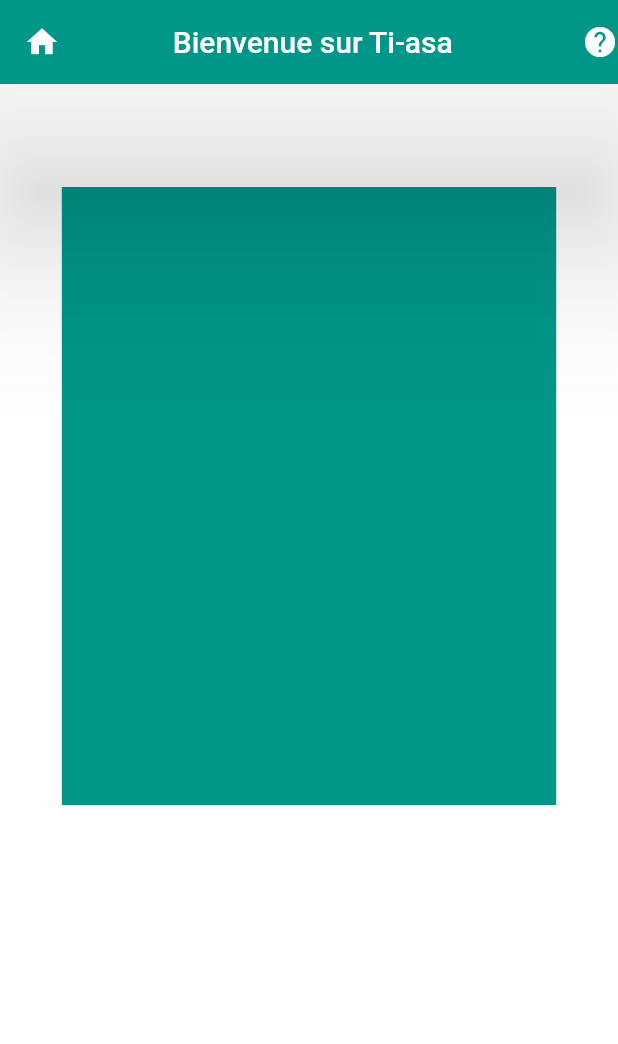
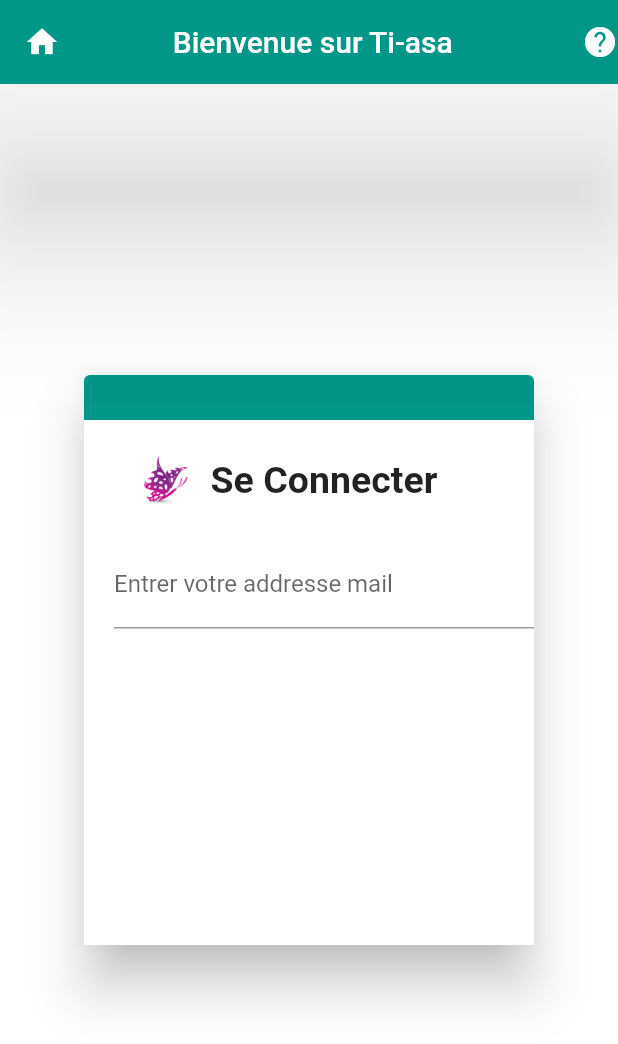
Before and after one commit to Rise-esti/Ti-asa-APP, a Flutter app: the screen it shows after launch, on a phone screen of 412 x 824 dp. Shown: the top 1044 px of the screen. Run offline on Flutter 3.47's test engine with Material 2 defaults, Android fonts, the phone set to English and light mode, and no system bars.

Commit message:
evoltion plusieurs enfants

```diff
--- a/lib/main.dart
+++ b/lib/main.dart
@@ -1,4 +1,5 @@
 import 'package:flutter/material.dart';
+// import 'package:flutter/services.dart';
 
 void main(){
   runApp(new MyApp());
@@ -45,12 +46,72 @@ class _Home extends State<Home>{
       ),
       backgroundColor: Colors.white,
       body: new Container(
-        color: Colors.teal,
-        height:  MediaQuery.of(context).size.height / 2,
-        width: 4 * MediaQuery.of(context).size.width / 5,
-        margin: EdgeInsets.only(top: MediaQuery.of(context).size.height / 12  ,
-          right: MediaQuery.of(context).size.width / 10, left: MediaQuery.of(context).size.width / 10
+        color: Colors.white,
+        // height:  MediaQuery.of(context).size.height / 2,
+        // width: 4 * MediaQuery.of(context).size.width / 5,
+        margin: EdgeInsets.all(10),
+
+        child: new Center(
+          child: new Card(
+            color: Colors.teal,
+            elevation: 15,
+            child: new Container(
+              color: Colors.white,
+              height: 350,
+              width: 300,
+              margin: EdgeInsets.only(top: 30),
+              padding: EdgeInsets.only(top: 20),
+              child:new Column(
+                children: <Widget>[
+                  new Row(
+                    children: <Widget>[
+                      Container(
+                        height: 40,
+                        width: 40,
+                        margin: EdgeInsets.only(left: 35),
+                        child: new Image.asset(
+                        'img/logo.png',
+                        // fit: BoxFit.cover,
+                        ),
+                      ),
+                      Text( " Se Connecter ",
+                      textAlign: TextAlign.center,
+                      overflow: TextOverflow.ellipsis,
+                      style: TextStyle(fontSize: 25,
+                        fontWeight: FontWeight.bold )
+                      ),
+
+                    ],
+                  ),
+                  Form(
+                    child: new Column(
+                      children: <Widget>[
+                        new Container(
+                            margin: EdgeInsets.only(top: 20, left: 20),
+                            child: TextField(
+                              decoration: InputDecoration(
+                                labelText: 'Entrer votre addresse mail',
+                              ),
+                              keyboardType: TextInputType.emailAddress,
+                            ),
+                        ),
+
+                      ],
+                    ),
+                  )
+
+
+
+
+                ],
+
+              )
+
+            ),
+          )
         ),
+          // right: MediaQuery.of(context).size.width / 10, left: MediaQuery.of(context).size.width / 10
+
 
       ),
 
--- a/pubspec.yaml
+++ b/pubspec.yaml
@@ -1,5 +1,5 @@
 name: myapp
-description: A new Flutter project.
+description: L'application du plateforme ti-asa
 
 # The following defines the version and build number for your application.
 # A version number is three numbers separated by dots, like 1.2.43
@@ -41,7 +41,8 @@ flutter:
   uses-material-design: true
 
   # To add assets to your application, add an assets section, like this:
-  # assets:
+  assets:
+    - img/logo.png
   #  - images/a_dot_burr.jpeg
   #  - images/a_dot_ham.jpeg
 
```
Also changed, not shown: img/logo.png (added).
